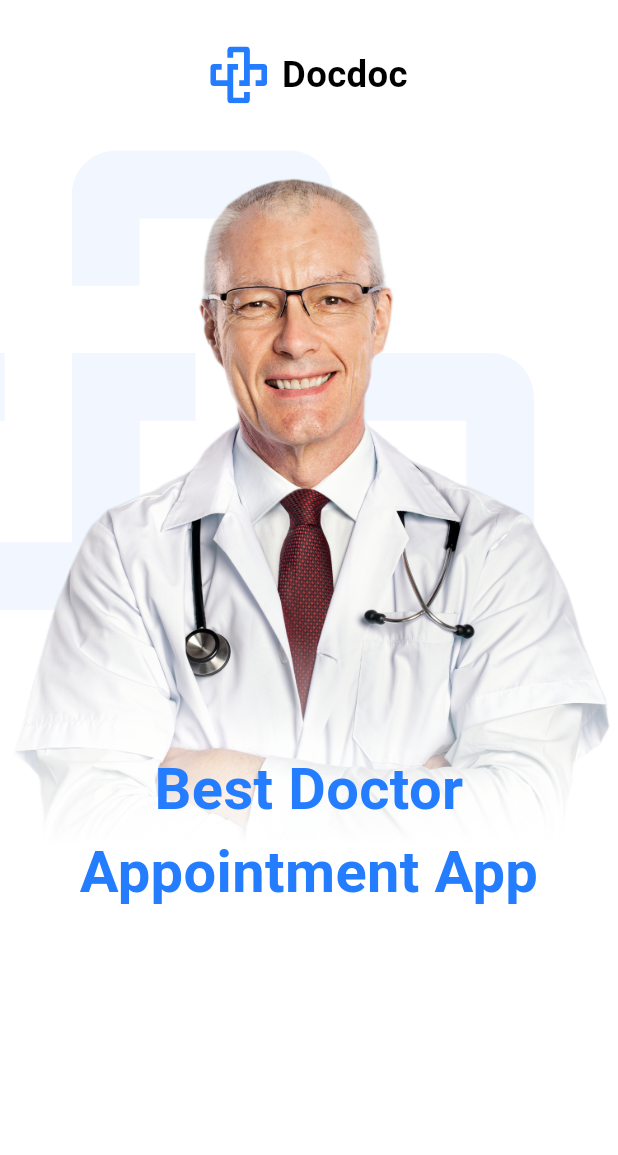
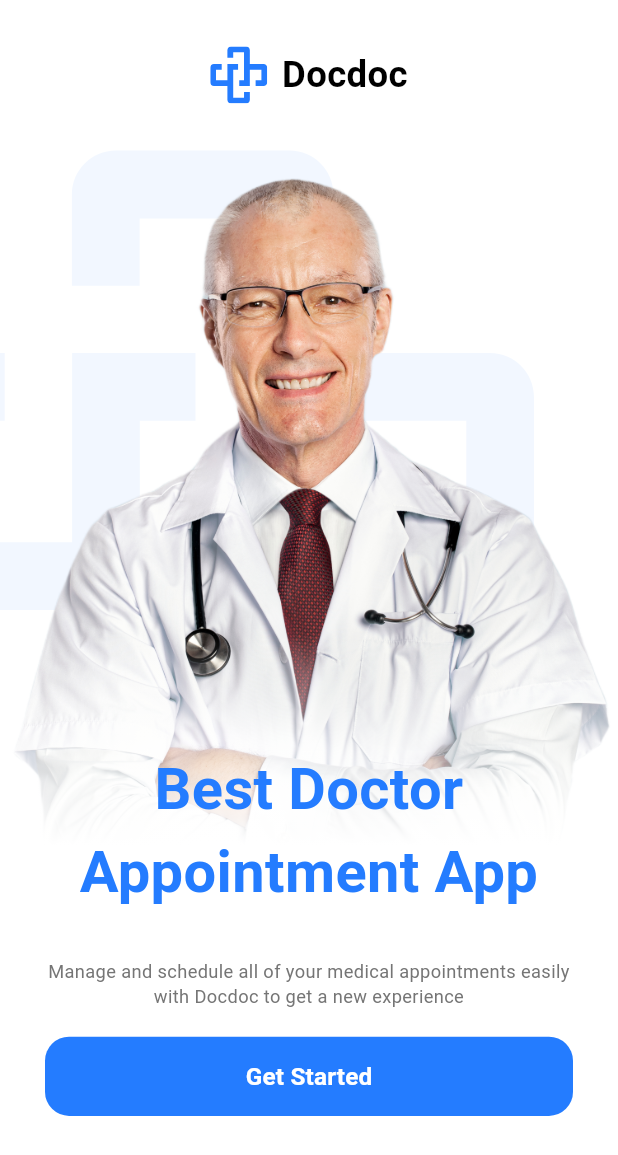
Before and after one commit to tolpa888/docdoc_app, a Flutter app: the screen it shows after launch, on a phone screen of 412 x 824 dp. Shown: the top 1155 px of the screen. Run offline on Flutter 3.47's test engine with Material 3 defaults, Android fonts, the light colour scheme and no system bars; our stand-ins replace flutter_screenutil, flutter_svg.

Commit message:
Feature/Onboarding

```diff
--- a/lib/core/theming/colors.dart
+++ b/lib/core/theming/colors.dart
@@ -2,4 +2,5 @@ import 'package:flutter/material.dart';
 
 class ColorsManger{
   static const Color mainblue = Color(0xFF247CFF);
+  static const Color grey = Color(0xFF757575);
 }
--- a/lib/core/theming/styles.dart
+++ b/lib/core/theming/styles.dart
@@ -1,6 +1,7 @@
 import 'package:docdoc_app/core/theming/colors.dart';
 import 'package:flutter/material.dart';
 import 'package:flutter_screenutil/flutter_screenutil.dart';
+
 
 class Styles {
   static TextStyle font24spblackbold = TextStyle(
@@ -9,4 +10,9 @@ class Styles {
       color: ColorsManger.mainblue,
       fontSize: 38.sp,
       fontWeight: FontWeight.bold);
+  static TextStyle font10sbGreyRegular = TextStyle(
+      color: ColorsManger.grey, fontSize: 12.sp, fontWeight: FontWeight.w400);
+  static TextStyle font16spWhiteSemibold = TextStyle(
+    color: Colors.white, fontSize: 16.sp, fontWeight: FontWeight.w600
+  );
 }
--- a/lib/features/onboarding/onboarding_screen.dart
+++ b/lib/features/onboarding/onboarding_screen.dart
@@ -1,13 +1,14 @@
+import 'package:docdoc_app/core/theming/styles.dart';
 import 'package:docdoc_app/features/onboarding/widgets/doctor_logo_and_image.dart';
 import 'package:flutter/material.dart';
 import 'package:docdoc_app/features/onboarding/widgets/doc_logo_and_name.dart';
 import 'package:flutter_screenutil/flutter_screenutil.dart';
-import 'package:docdoc_app/features/onboarding/widgets/doctor_logo_and_image.dart';
+import 'package:docdoc_app/features/onboarding/widgets/get_started_button.dart';
 
 class OnboardingScreen extends StatelessWidget {
   @override
   Widget build(BuildContext context) {
-    return  Scaffold(
+    return Scaffold(
       body: SafeArea(
         child: SingleChildScrollView(
             child: Padding(
@@ -15,8 +16,26 @@ class OnboardingScreen extends StatelessWidget {
           child: Column(
             children: [
               DocLogoAndName(),
-              SizedBox(height: 30.h,),
+              SizedBox(
+                height: 30.h,
+              ),
               DoctorLogoAndImage(),
+              Padding(
+                padding: const EdgeInsets.symmetric(
+                  horizontal: 30,
+                ),
+                child: Column(
+                  children: [
+                    Text(
+                      'Manage and schedule all of your medical appointments easily with Docdoc to get a new experience',
+                      style: Styles.font10sbGreyRegular,
+                      textAlign: TextAlign.center,
+                    ),
+                    SizedBox(height: 18.sp),
+                    GetStartedButton(),
+                  ],
+                ),
+              )
             ],
           ),
         )),
--- /dev/null
+++ b/lib/features/onboarding/widgets/get_started_button.dart
@@ -0,0 +1,24 @@
+import 'package:docdoc_app/core/theming/colors.dart';
+import 'package:flutter/material.dart';
+import 'package:docdoc_app/core/theming/styles.dart';
+import 'package:flutter_screenutil/flutter_screenutil.dart';
+
+class GetStartedButton extends StatelessWidget {
+  @override
+  Widget build(BuildContext context) {
+    return TextButton(
+      onPressed: () {},
+      child:  Text(
+        'Get Started',
+        style: Styles.font16spWhiteSemibold,
+      ),
+      style: ButtonStyle(
+        backgroundColor: MaterialStateProperty.all(ColorsManger.mainblue),
+        minimumSize: MaterialStateProperty.all(Size(double.infinity, 52.sp)),
+        shape: MaterialStateProperty.all(
+            RoundedRectangleBorder(borderRadius: BorderRadius.circular(16))),
+         tapTargetSize: MaterialTapTargetSize.shrinkWrap
+      ),
+    );
+  }
+}
```
